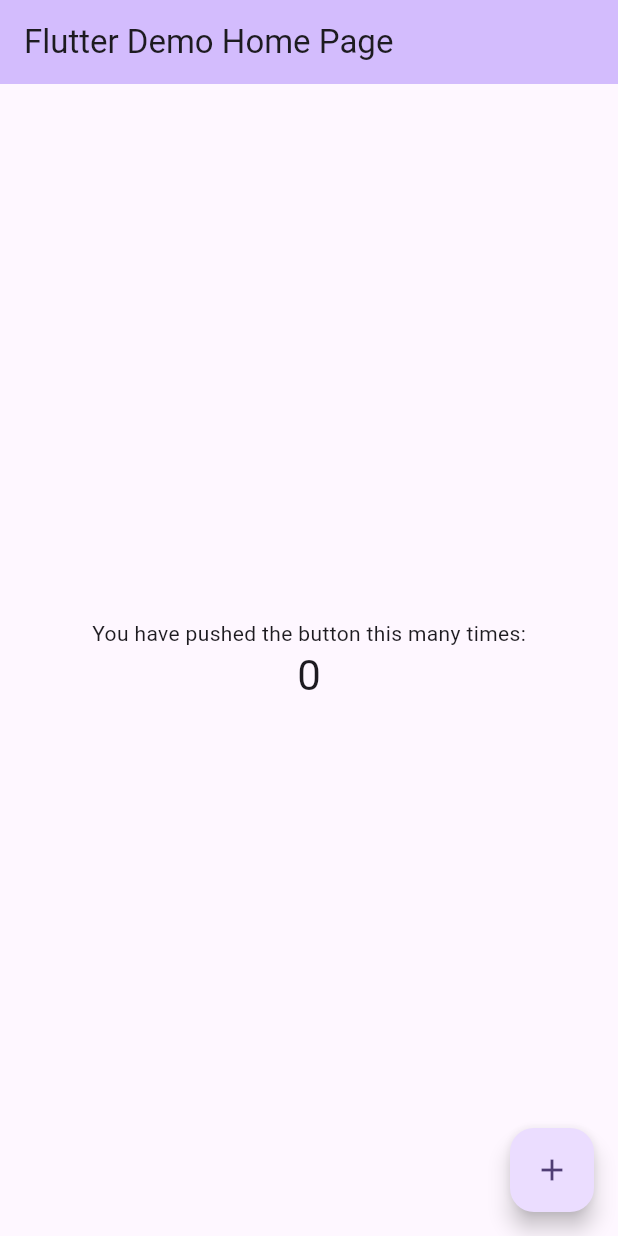
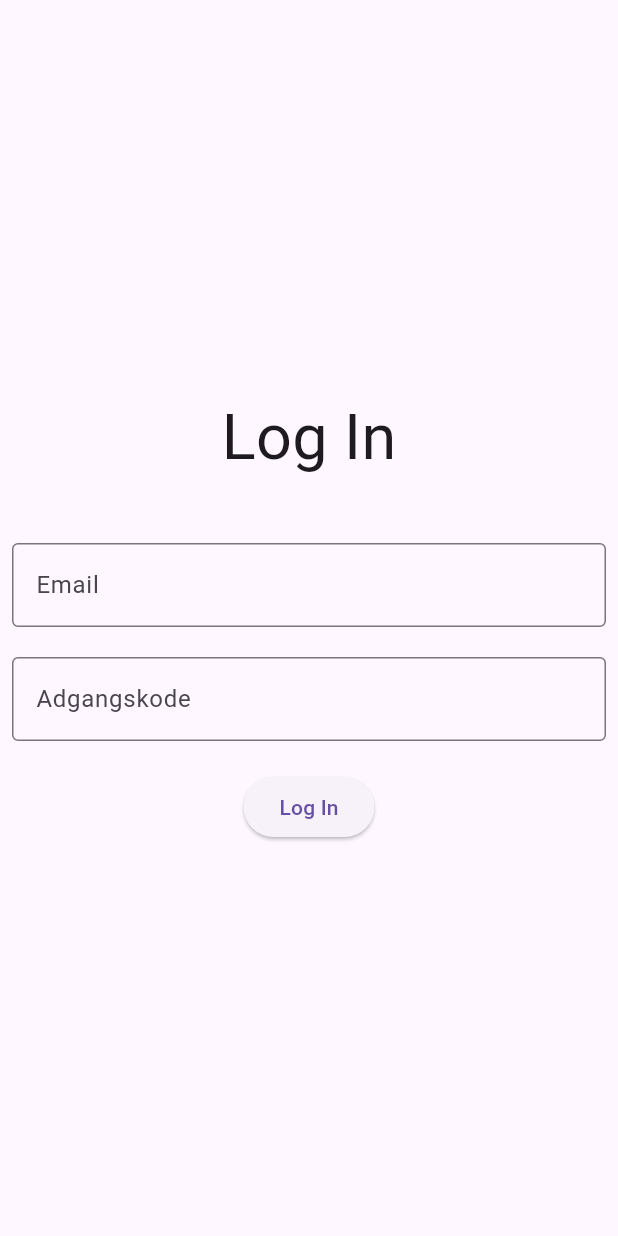
Before and after one commit to kondrups-liv/relationsapp_klient, a Flutter app: the screen it shows after launch, on a phone screen of 412 x 824 dp. Run offline on Flutter 3.47's test engine with Material 3 defaults, Android fonts, the phone set to English and light mode, and no system bars; our stand-ins replace firebase_auth, firebase_core; accounts and stored records are empty.

Commit message:
Log in works, shows user's email address

```diff
--- a/lib/main.dart
+++ b/lib/main.dart
@@ -1,125 +1,19 @@
 import 'package:flutter/material.dart';
+import 'package:relationsapp_klient/pages/log_in.dart';
+import 'package:relationsapp_klient/pages/home.dart';
+import 'package:firebase_core/firebase_core.dart';
+import 'firebase_options.dart';
 
-void main() {
-  runApp(const MyApp());
+void main() async {
+  WidgetsFlutterBinding.ensureInitialized();
+  await Firebase.initializeApp(
+    options: DefaultFirebaseOptions.currentPlatform,
+  );
+  runApp(MaterialApp(
+    initialRoute: '/',
+    routes: {
+      '/': (context) => LogIn(),
+      '/home': (context) => Home(),
+    },
+  ));
 }
-
-class MyApp extends StatelessWidget {
-  const MyApp({super.key});
-
-  // This widget is the root of your application.
-  @override
-  Widget build(BuildContext context) {
-    return MaterialApp(
-      title: 'Flutter Demo',
-      theme: ThemeData(
-        // This is the theme of your application.
-        //
-        // TRY THIS: Try running your application with "flutter run". You'll see
-        // the application has a purple toolbar. Then, without quitting the app,
-        // try changing the seedColor in the colorScheme below to Colors.green
-        // and then invoke "hot reload" (save your changes or press the "hot
-        // reload" button in a Flutter-supported IDE, or press "r" if you used
-        // the command line to start the app).
-        //
-        // Notice that the counter didn't reset back to zero; the application
-        // state is not lost during the reload. To reset the state, use hot
-        // restart instead.
-        //
-        // This works for code too, not just values: Most code changes can be
-        // tested with just a hot reload.
-        colorScheme: ColorScheme.fromSeed(seedColor: Colors.deepPurple),
-        useMaterial3: true,
-      ),
-      home: const MyHomePage(title: 'Flutter Demo Home Page'),
-    );
-  }
-}
-
-class MyHomePage extends StatefulWidget {
-  const MyHomePage({super.key, required this.title});
-
-  // This widget is the home page of your application. It is stateful, meaning
-  // that it has a State object (defined below) that contains fields that affect
-  // how it looks.
-
-  // This class is the configuration for the state. It holds the values (in this
-  // case the title) provided by the parent (in this case the App widget) and
-  // used by the build method of the State. Fields in a Widget subclass are
-  // always marked "final".
-
-  final String title;
-
-  @override
-  State<MyHomePage> createState() => _MyHomePageState();
-}
-
-class _MyHomePageState extends State<MyHomePage> {
-  int _counter = 0;
-
-  void _incrementCounter() {
-    setState(() {
-      // This call to setState tells the Flutter framework that something has
-      // changed in this State, which causes it to rerun the build method below
-      // so that the display can reflect the updated values. If we changed
-      // _counter without calling setState(), then the build method would not be
-      // called again, and so nothing would appear to happen.
-      _counter++;
-    });
-  }
-
-  @override
-  Widget build(BuildContext context) {
-    // This method is rerun every time setState is called, for instance as done
-    // by the _incrementCounter method above.
-    //
-    // The Flutter framework has been optimized to make rerunning build methods
-    // fast, so that you can just rebuild anything that needs updating rather
-    // than having to individually change instances of widgets.
-    return Scaffold(
-      appBar: AppBar(
-        // TRY THIS: Try changing the color here to a specific color (to
-        // Colors.amber, perhaps?) and trigger a hot reload to see the AppBar
-        // change color while the other colors stay the same.
-        backgroundColor: Theme.of(context).colorScheme.inversePrimary,
-        // Here we take the value from the MyHomePage object that was created by
-        // the App.build method, and use it to set our appbar title.
-        title: Text(widget.title),
-      ),
-      body: Center(
-        // Center is a layout widget. It takes a single child and positions it
-        // in the middle of the parent.
-        child: Column(
-          // Column is also a layout widget. It takes a list of children and
-          // arranges them vertically. By default, it sizes itself to fit its
-          // children horizontally, and tries to be as tall as its parent.
-          //
-          // Column has various properties to control how it sizes itself and
-          // how it positions its children. Here we use mainAxisAlignment to
-          // center the children vertically; the main axis here is the vertical
-          // axis because Columns are vertical (the cross axis would be
-          // horizontal).
-          //
-          // TRY THIS: Invoke "debug painting" (choose the "Toggle Debug Paint"
-          // action in the IDE, or press "p" in the console), to see the
-          // wireframe for each widget.
-          mainAxisAlignment: MainAxisAlignment.center,
-          children: <Widget>[
-            const Text(
-              'You have pushed the button this many times:',
-            ),
-            Text(
-              '$_counter',
-              style: Theme.of(context).textTheme.headlineMedium,
-            ),
-          ],
-        ),
-      ),
-      floatingActionButton: FloatingActionButton(
-        onPressed: _incrementCounter,
-        tooltip: 'Increment',
-        child: const Icon(Icons.add),
-      ), // This trailing comma makes auto-formatting nicer for build methods.
-    );
-  }
-}
--- /dev/null
+++ b/lib/models/user.dart
@@ -0,0 +1,5 @@
+class Client {
+  String email;
+
+  Client({required this.email});
+}
--- /dev/null
+++ b/lib/pages/log_in.dart
@@ -0,0 +1,80 @@
+import 'package:firebase_auth/firebase_auth.dart';
+import 'package:flutter/material.dart';
+import 'package:relationsapp_klient/services/authentication.dart';
+
+class LogIn extends StatefulWidget {
+  const LogIn({super.key});
+
+  @override
+  State<LogIn> createState() => _LogInState();
+}
+
+class _LogInState extends State<LogIn> {
+  final emailController = TextEditingController();
+  final passwordController = TextEditingController();
+
+  @override
+  void dispose() {
+    emailController.dispose();
+    super.dispose();
+  }
+
+  void logIn() async {
+    print('email: ${emailController.text}');
+    print('password: ${passwordController.text}');
+    UserCredential? userCredential = await Authentication().signin(
+      context: context,
+      email: emailController.text,
+      password: passwordController.text,
+    );
+    userCredential != null
+        ? Navigator.pushReplacementNamed(context, '/home', arguments: {
+            'userCredential': userCredential,
+          })
+        : null;
+  }
+
+  @override
+  Widget build(BuildContext context) {
+    return Scaffold(
+      body: Padding(
+        padding: const EdgeInsets.all(8.0),
+        child: SafeArea(
+          child: Column(
+            crossAxisAlignment: CrossAxisAlignment.center,
+            mainAxisAlignment: MainAxisAlignment.center,
+            children: [
+              Text(
+                "Log In",
+                style: TextStyle(
+                  fontSize: 42,
+                ),
+              ),
+              SizedBox(height: 40),
+              TextFormField(
+                controller: emailController,
+                decoration: InputDecoration(
+                    border: OutlineInputBorder(), labelText: 'Email'),
+              ),
+              SizedBox(height: 20),
+              TextFormField(
+                controller: passwordController,
+                decoration: InputDecoration(
+                  border: OutlineInputBorder(),
+                  labelText: 'Adgangskode',
+                ),
+              ),
+              SizedBox(height: 20),
+              ElevatedButton(
+                onPressed: () {
+                  logIn();
+                },
+                child: Text('Log In'),
+              ),
+            ],
+          ),
+        ),
+      ),
+    );
+  }
+}
--- /dev/null
+++ b/lib/services/authentication.dart
@@ -0,0 +1,25 @@
+import 'package:flutter/material.dart';
+import 'package:firebase_auth/firebase_auth.dart';
+
+class Authentication {
+  User? _user;
+
+  Future<UserCredential?> signin(
+      {required String email,
+      required String password,
+      required BuildContext context}) async {
+    try {
+      UserCredential userCredential = await FirebaseAuth.instance
+          .signInWithEmailAndPassword(email: email, password: password);
+      return userCredential;
+    } on FirebaseAuthException catch (e) {
+      String message = 'Ugyldig email eller adgangskode';
+      print('$message ${e.code}');
+      return null;
+    } catch (e) {
+      print(e);
+      return null;
+    }
+    return null;
+  }
+}
--- a/pubspec.yaml
+++ b/pubspec.yaml
@@ -34,6 +34,9 @@
   # The following adds the Cupertino Icons font to your application.
   # Use with the CupertinoIcons class for iOS style icons.
   cupertino_icons: ^1.0.8
+  firebase_core: ^3.12.0
+  firebase_auth: ^5.5.0
+  cloud_firestore: ^5.6.4
 
 dev_dependencies:
   flutter_test:
```
Also changed, not shown: firepit-log.txt (added, +24 -0 lines), lib/pages/home.dart (added, +32 -0 lines), firebase.json (added), lib/firebase_options.dart (added), pubspec.lock, 20 other files.
